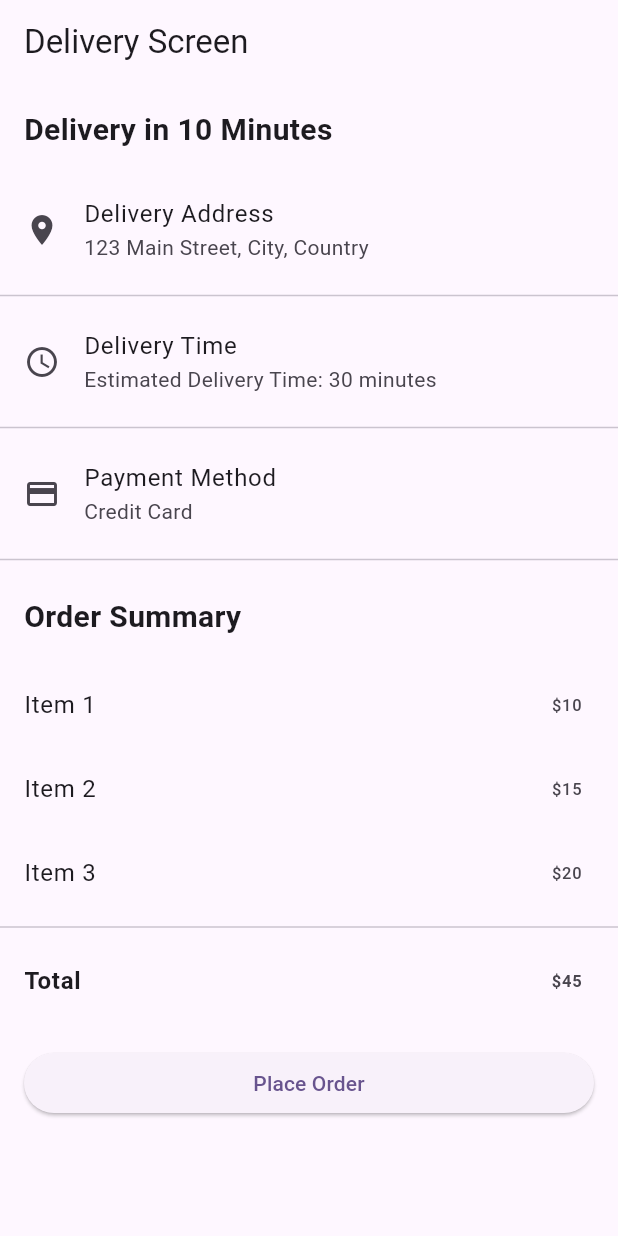
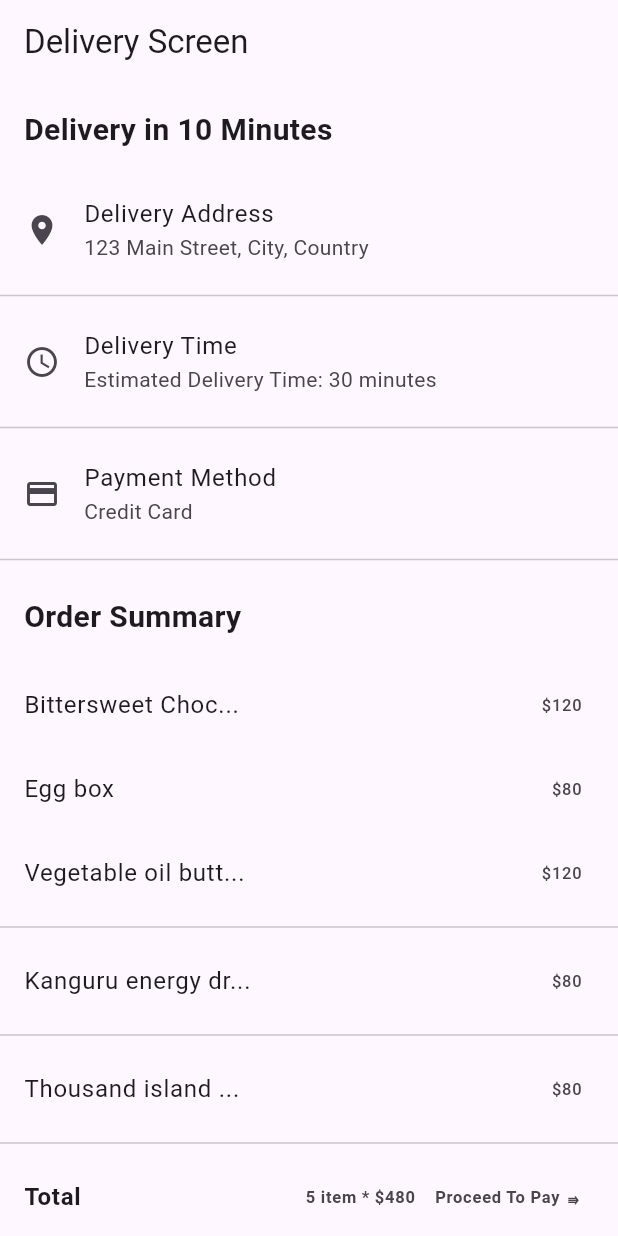
Before and after one commit to niravDESAI28/grosseryapp, a Flutter app: the DeliveryScreen screen opened directly, on a phone screen of 412 x 824 dp. Run offline on Flutter 3.47's test engine with Material 3 defaults, Android fonts, the light colour scheme and no system bars; our stand-ins replace google_fonts.

Commit message:
7-3-2024

```diff
--- a/lib/deliveryscreen.dart
+++ b/lib/deliveryscreen.dart
@@ -57,16 +57,26 @@ class DeliveryScreen extends StatelessWidget {
               ),
             ),
             ListTile(
-              title: Text('Item 1'),
-              trailing: Text('\$10'),
+              title: Text('Bittersweet Choc...'),
+              trailing: Text('\$120'),
             ),
             ListTile(
-              title: Text('Item 2'),
-              trailing: Text('\$15'),
+              title: Text('Egg box'),
+              trailing: Text('\$80'),
             ),
             ListTile(
-              title: Text('Item 3'),
-              trailing: Text('\$20'),
+              title: Text('Vegetable oil butt...'),
+              trailing: Text('\$120'),
+            ),
+            Divider(),
+             ListTile(
+              title: Text('Kanguru energy dr...'),
+              trailing: Text('\$80'),
+            ),
+            Divider(),
+              ListTile(
+              title: Text('Thousand island ...'),
+              trailing: Text('\$80'),
             ),
             Divider(),
             ListTile(
@@ -77,7 +87,7 @@ class DeliveryScreen extends StatelessWidget {
                 ),
               ),
               trailing: Text(
-                '\$45',
+                '5 item * \$480    Proceed To Pay ⇛',
                 style: TextStyle(
                   fontWeight: FontWeight.bold,
                 ),
--- a/lib/main.dart
+++ b/lib/main.dart
@@ -36,8 +36,8 @@ class MyApp extends StatelessWidget {
       // home: ShoppingApp(),
       // home: StoreScreen(),
       // home: ShopScreen(),
-      // home: DeliveryScreen(),
-      home: MapViewScreen(),
+      home: DeliveryScreen(),
+      // home: MapViewScreen(),
     );
   }
 }
--- a/lib/shopscreen.dart
+++ b/lib/shopscreen.dart
@@ -117,7 +117,7 @@ class _ShopScreenState extends State<ShopScreen> {
                 child: Padding(
                   padding: const EdgeInsets.symmetric(horizontal: 8.0),
                   child: Column(
-                    // mainAxisAlignment: MainAxisAlignment.start,
+                    mainAxisAlignment: MainAxisAlignment.start,
                     crossAxisAlignment: CrossAxisAlignment.start,
                     children: [
                       Align(
```
Also changed, not shown: lib/homescreen.dart (line endings or trailing spaces).
